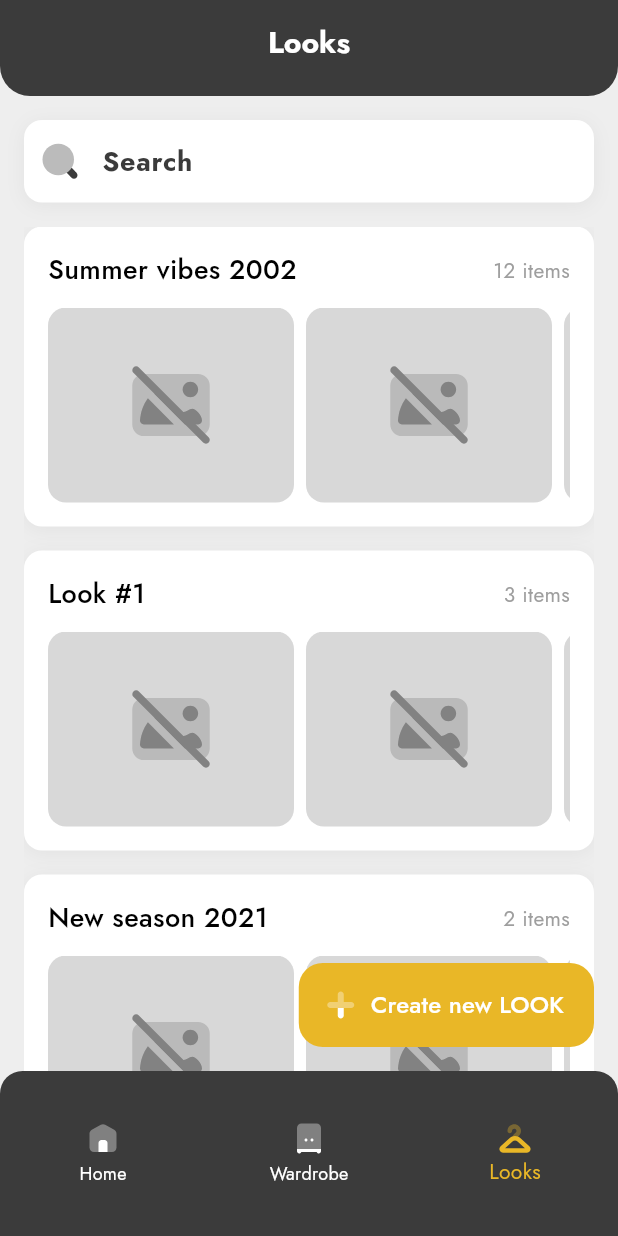
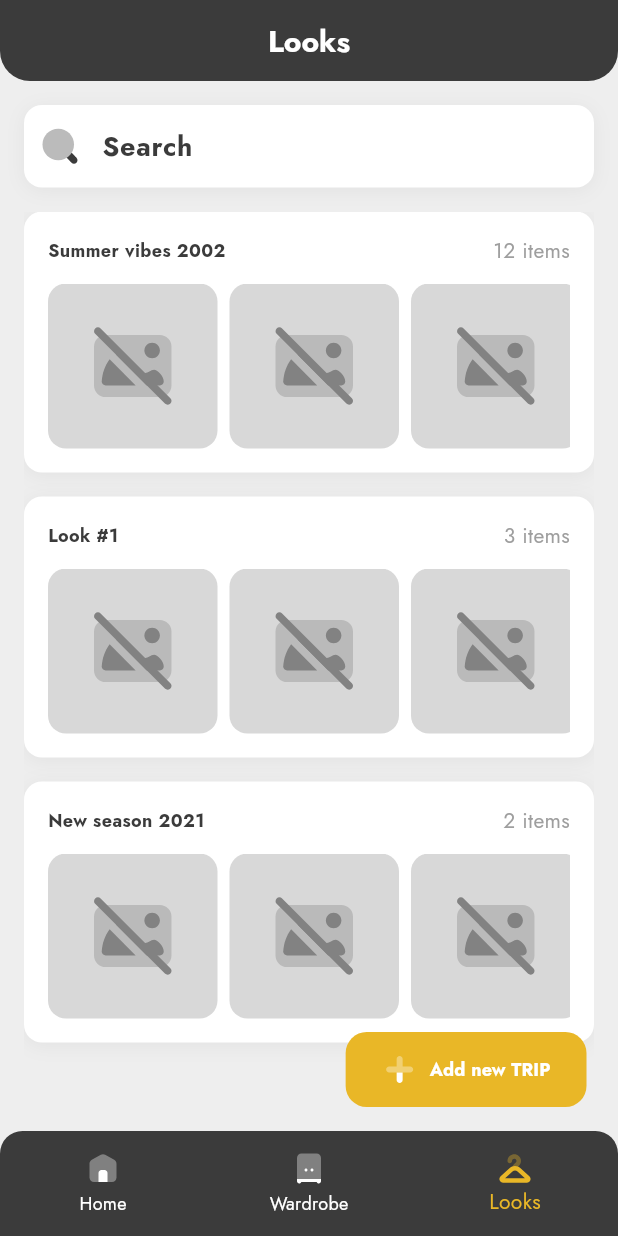
Before and after one commit to getch04/style-keeper, a Flutter app: the StylesPage screen opened by its route, on a phone screen of 412 x 824 dp. Run offline on Flutter 3.47's test engine with Material 3 defaults, Android fonts, the phone set to English and light mode, and no system bars; our stand-ins replace camera, dotted_border, flutter_svg, geolocator, get_it, go_router and 3 more; accounts and stored records are empty; project files that could hold a hidden picture were left out.

Commit message:
code optimization

```diff
--- a/lib/features/home/presentation/home_page.dart
+++ b/lib/features/home/presentation/home_page.dart
@@ -204,12 +204,15 @@ class _HomePageState extends State<HomePage> {
           const SizedBox(height: 12),
           // Horizontal list of image placeholders
           SizedBox(
-            height: 163,
+            height: 113,
             child: ListView.separated(
                 scrollDirection: Axis.horizontal,
                 itemCount: 4,
                 separatorBuilder: (_, __) => const SizedBox(width: 8),
-                itemBuilder: (context, index) => const ImagePlaceholer()),
+                itemBuilder: (context, index) => const ImagePlaceholer(
+                      width: 113,
+                      height: 91,
+                    )),
           ),
         ],
       ),
--- a/lib/features/styles/presentation/screens/styles_page.dart
+++ b/lib/features/styles/presentation/screens/styles_page.dart
@@ -126,8 +126,9 @@ class _StyleCollection extends StatelessWidget {
               Text(
                 title,
                 style: const TextStyle(
-                  fontSize: 18,
-                  fontWeight: FontWeight.w500,
+                  fontSize: 12,
+                  fontWeight: FontWeight.bold,
+                  color: AppColors.darkGray,
                 ),
               ),
               Text(
@@ -141,13 +142,14 @@ class _StyleCollection extends StatelessWidget {
           ),
           const SizedBox(height: 12),
           SizedBox(
-            height: 130,
+            height: 110,
             child: ListView(
               scrollDirection: Axis.horizontal,
               children: images.map((image) {
                 return Container(
                   margin: const EdgeInsets.only(right: 8),
-                  height: 100,
+                  height: 91,
+                  width: 113,
                   child: const ImagePlaceholer(),
                 );
               }).toList(),
@@ -164,21 +166,35 @@ class CreateLookButton extends StatelessWidget {
 
   @override
   Widget build(BuildContext context) {
-    return FloatingActionButton.extended(
-      onPressed: () => context.push('/create-style'),
+    return Padding(
+      padding: const EdgeInsets.only(right: 5),
+      child: SizedBox(
+        height: 50,
+        child: ElevatedButton.icon(
+          style: ElevatedButton.styleFrom(
             backgroundColor: AppColors.yellow,
             foregroundColor: AppColors.white,
+            padding: const EdgeInsets.symmetric(horizontal: 24),
+            shape: RoundedRectangleBorder(
+              borderRadius: BorderRadius.circular(14),
+            ),
             elevation: 0,
+          ),
+          onPressed: () {
+            context.push('/create-style');
+          },
           icon: SvgPicture.asset(
             AppImages.plus,
             width: 24,
-        height: 24,
+            color: AppColors.white,
           ),
           label: const Text(
-        'Create new LOOK',
+            'Add new TRIP',
             style: TextStyle(
-          fontSize: 16,
-          fontWeight: FontWeight.w500,
+              fontWeight: FontWeight.bold,
+              fontSize: 12,
+            ),
+          ),
         ),
       ),
     );
--- a/lib/features/wardrobe/presentation/screens/choose_sample_page.dart
+++ b/lib/features/wardrobe/presentation/screens/choose_sample_page.dart
@@ -38,6 +38,7 @@ class _ChooseSamplePageState extends State<ChooseSamplePage> {
               style: TextStyle(
                 fontWeight: FontWeight.w700,
                 fontSize: 16,
+                color: AppColors.darkGray,
               ),
             ),
             const SizedBox(height: 24),
--- a/lib/features/wardrobe/presentation/widgets/my_clothes_tab.dart
+++ b/lib/features/wardrobe/presentation/widgets/my_clothes_tab.dart
@@ -37,7 +37,7 @@ class MyClothesTab extends StatelessWidget {
               ],
             ),
             child: const Padding(
-              padding: EdgeInsets.all(20),
+              padding: EdgeInsets.all(15),
               child: ImagePlaceholer(),
             ),
           ),
--- a/lib/features/wardrobe/presentation/widgets/new_shopping_list_page.dart
+++ b/lib/features/wardrobe/presentation/widgets/new_shopping_list_page.dart
@@ -47,6 +47,7 @@ class NewShoppingListPage extends StatelessWidget {
               style: TextStyle(
                 fontWeight: FontWeight.bold,
                 fontSize: 20,
+                color: AppColors.darkGray,
               ),
             ),
             ElevatedButton.icon(
--- a/lib/shared/widgets/app_bottom_nav_bar.dart
+++ b/lib/shared/widgets/app_bottom_nav_bar.dart
@@ -18,7 +18,7 @@ class AppBottomNavBar extends StatelessWidget {
   @override
   Widget build(BuildContext context) {
     return Container(
-      height: 110,
+      height: 70,
       decoration: const BoxDecoration(
         color: AppColors.darkGray,
         borderRadius: BorderRadius.vertical(
--- a/lib/shared/widgets/app_main_bar.dart
+++ b/lib/shared/widgets/app_main_bar.dart
@@ -76,5 +76,5 @@ class AppMainBar extends StatelessWidget implements PreferredSizeWidget {
   }
 
   @override
-  Size get preferredSize => const Size.fromHeight(64);
+  Size get preferredSize => const Size.fromHeight(54);
 }
--- a/lib/shared/widgets/image_placeholer.dart
+++ b/lib/shared/widgets/image_placeholer.dart
@@ -4,7 +4,7 @@ import 'package:style_keeper/core/constants/app_colors.dart';
 import 'package:style_keeper/core/constants/app_images.dart';
 
 class ImagePlaceholer extends StatelessWidget {
-  const ImagePlaceholer({super.key, this.height = 64, this.width = 164});
+  const ImagePlaceholer({super.key, this.height = 91, this.width = 113});
 
   final double? height;
   final double? width;
```
Also changed, not shown: 18 other files. Lines whose indentation alone changed are shown as unchanged.
